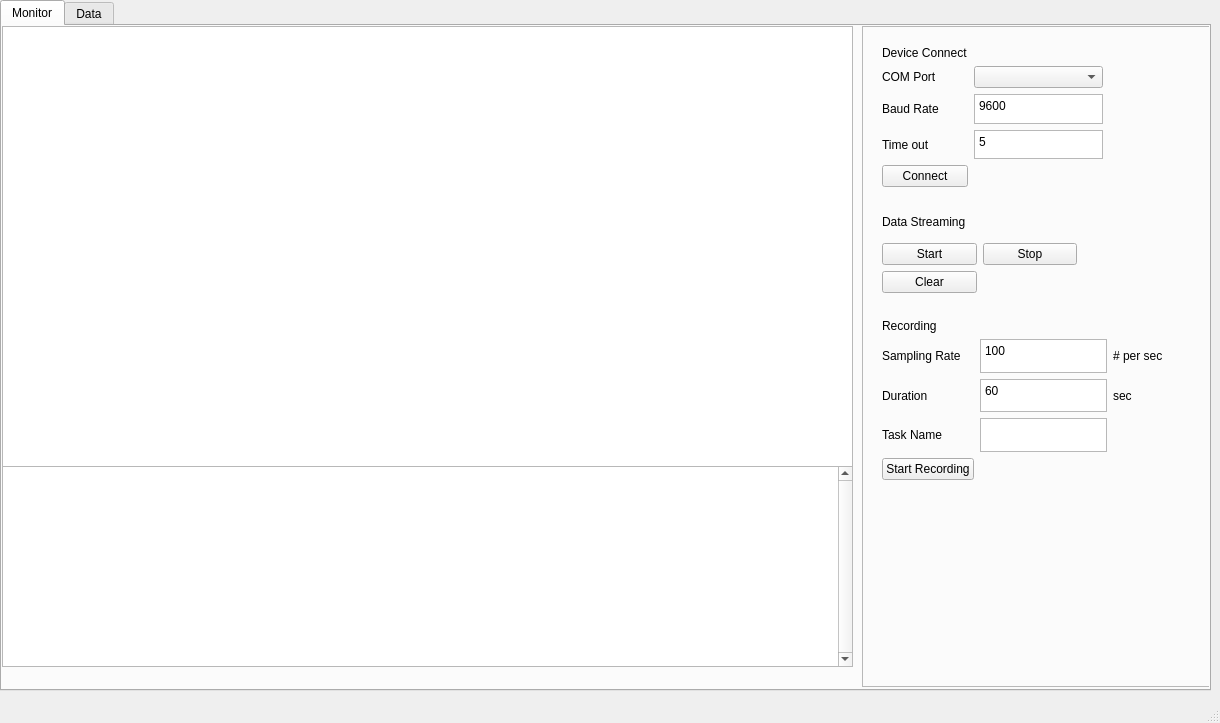
jason5769/Arduino-Control-GUI, file app/design.ui: the form before one commit.
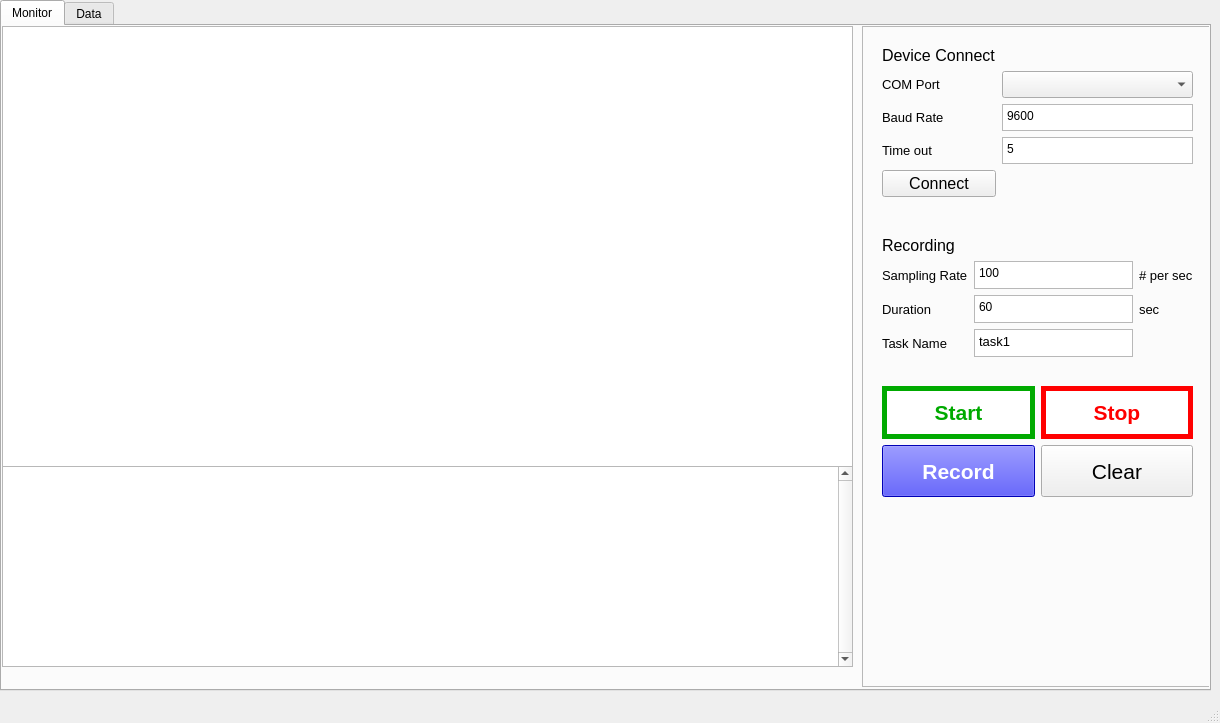
The form after the commit.

Commit message: rearrange the control layout

Patch:
```diff
--- a/app/design.ui
+++ b/app/design.ui
@@ -77,40 +77,19 @@
         <rect>
          <x>20</x>
          <y>20</y>
-         <width>221</width>
-         <height>141</height>
+         <width>311</width>
+         <height>151</height>
         </rect>
        </property>
        <layout class="QGridLayout" name="gridLayout">
-        <item row="4" column="0">
-         <widget class="QPushButton" name="connectButton">
-          <property name="text">
-           <string>Connect</string>
-          </property>
-         </widget>
-        </item>
-        <item row="1" column="1">
-         <widget class="QComboBox" name="comboBox"/>
-        </item>
-        <item row="1" column="0">
-         <widget class="QLabel" name="label">
-          <property name="enabled">
-           <bool>true</bool>
-          </property>
-          <property name="text">
-           <string>COM Port</string>
-          </property>
-         </widget>
-        </item>
-        <item row="2" column="0">
-         <widget class="QLabel" name="label_2">
-          <property name="text">
-           <string>Baud Rate</string>
-          </property>
-         </widget>
-        </item>
         <item row="3" column="0">
          <widget class="QLabel" name="label_3">
+          <property name="font">
+           <font>
+            <family>Arial</family>
+            <pointsize>10</pointsize>
+           </font>
+          </property>
           <property name="text">
            <string>Time out</string>
           </property>
@@ -118,6 +97,12 @@
         </item>
         <item row="3" column="1">
          <widget class="QTextBrowser" name="timeoutTextBrowser">
+          <property name="font">
+           <font>
+            <family>Arial</family>
+            <pointsize>12</pointsize>
+           </font>
+          </property>
           <property name="verticalScrollBarPolicy">
            <enum>Qt::ScrollBarAlwaysOff</enum>
           </property>
@@ -128,13 +113,19 @@
            <string>&lt;!DOCTYPE HTML PUBLIC &quot;-//W3C//DTD HTML 4.0//EN&quot; &quot;http://www.w3.org/TR/REC-html40/strict.dtd&quot;&gt;
 &lt;html&gt;&lt;head&gt;&lt;meta name=&quot;qrichtext&quot; content=&quot;1&quot; /&gt;&lt;style type=&quot;text/css&quot;&gt;
 p, li { white-space: pre-wrap; }
-&lt;/style&gt;&lt;/head&gt;&lt;body style=&quot; font-family:'PMingLiU'; font-size:9pt; font-weight:400; font-style:normal;&quot;&gt;
-&lt;p style=&quot; margin-top:0px; margin-bottom:0px; margin-left:0px; margin-right:0px; -qt-block-indent:0; text-indent:0px;&quot;&gt;5&lt;/p&gt;&lt;/body&gt;&lt;/html&gt;</string>
+&lt;/style&gt;&lt;/head&gt;&lt;body style=&quot; font-family:'Arial'; font-size:12pt; font-weight:400; font-style:normal;&quot;&gt;
+&lt;p style=&quot; margin-top:0px; margin-bottom:0px; margin-left:0px; margin-right:0px; -qt-block-indent:0; text-indent:0px;&quot;&gt;&lt;span style=&quot; font-family:'PMingLiU'; font-size:9pt;&quot;&gt;5&lt;/span&gt;&lt;/p&gt;&lt;/body&gt;&lt;/html&gt;</string>
           </property>
          </widget>
         </item>
         <item row="2" column="1">
          <widget class="QTextBrowser" name="baudrateTextBrowser">
+          <property name="font">
+           <font>
+            <family>Arial</family>
+            <pointsize>12</pointsize>
+           </font>
+          </property>
           <property name="verticalScrollBarPolicy">
            <enum>Qt::ScrollBarAlwaysOff</enum>
           </property>
@@ -145,69 +136,102 @@
            <string>&lt;!DOCTYPE HTML PUBLIC &quot;-//W3C//DTD HTML 4.0//EN&quot; &quot;http://www.w3.org/TR/REC-html40/strict.dtd&quot;&gt;
 &lt;html&gt;&lt;head&gt;&lt;meta name=&quot;qrichtext&quot; content=&quot;1&quot; /&gt;&lt;style type=&quot;text/css&quot;&gt;
 p, li { white-space: pre-wrap; }
-&lt;/style&gt;&lt;/head&gt;&lt;body style=&quot; font-family:'PMingLiU'; font-size:9pt; font-weight:400; font-style:normal;&quot;&gt;
-&lt;p style=&quot; margin-top:0px; margin-bottom:0px; margin-left:0px; margin-right:0px; -qt-block-indent:0; text-indent:0px;&quot;&gt;9600&lt;/p&gt;&lt;/body&gt;&lt;/html&gt;</string>
+&lt;/style&gt;&lt;/head&gt;&lt;body style=&quot; font-family:'Arial'; font-size:12pt; font-weight:400; font-style:normal;&quot;&gt;
+&lt;p style=&quot; margin-top:0px; margin-bottom:0px; margin-left:0px; margin-right:0px; -qt-block-indent:0; text-indent:0px;&quot;&gt;&lt;span style=&quot; font-family:'PMingLiU'; font-size:9pt;&quot;&gt;9600&lt;/span&gt;&lt;/p&gt;&lt;/body&gt;&lt;/html&gt;</string>
           </property>
          </widget>
         </item>
         <item row="0" column="0">
          <widget class="QLabel" name="label_5">
+          <property name="font">
+           <font>
+            <family>Arial</family>
+            <pointsize>12</pointsize>
+           </font>
+          </property>
           <property name="text">
            <string>Device Connect</string>
           </property>
          </widget>
         </item>
+        <item row="1" column="0">
+         <widget class="QLabel" name="label">
+          <property name="enabled">
+           <bool>true</bool>
+          </property>
+          <property name="font">
+           <font>
+            <family>Arial</family>
+            <pointsize>10</pointsize>
+           </font>
+          </property>
+          <property name="text">
+           <string>COM Port</string>
+          </property>
+         </widget>
+        </item>
+        <item row="4" column="0">
+         <widget class="QPushButton" name="connectButton">
+          <property name="font">
+           <font>
+            <family>Arial</family>
+            <pointsize>12</pointsize>
+           </font>
+          </property>
+          <property name="text">
+           <string>Connect</string>
+          </property>
+         </widget>
+        </item>
+        <item row="2" column="0">
+         <widget class="QLabel" name="label_2">
+          <property name="font">
+           <font>
+            <family>Arial</family>
+            <pointsize>10</pointsize>
+           </font>
+          </property>
+          <property name="text">
+           <string>Baud Rate</string>
+          </property>
+         </widget>
+        </item>
+        <item row="1" column="1">
+         <widget class="QComboBox" name="comboBox">
+          <property name="font">
+           <font>
+            <family>Arial</family>
+            <pointsize>12</pointsize>
+           </font>
+          </property>
+         </widget>
+        </item>
        </layout>
       </widget>
       <widget class="QWidget" name="gridLayoutWidget_2">
        <property name="geometry">
         <rect>
          <x>20</x>
-         <y>293</y>
-         <width>281</width>
-         <height>161</height>
+         <y>210</y>
+         <width>311</width>
+         <height>121</height>
         </rect>
        </property>
        <layout class="QGridLayout" name="gridLayout_2">
         <property name="sizeConstraint">
          <enum>QLayout::SetDefaultConstraint</enum>
         </property>
-        <item row="1" column="1">
-         <widget class="QTextBrowser" name="samplingrateTextBrowser">
-          <property name="verticalScrollBarPolicy">
-           <enum>Qt::ScrollBarAlwaysOff</enum>
-          </property>
-          <property name="horizontalScrollBarPolicy">
-           <enum>Qt::ScrollBarAlwaysOff</enum>
-          </property>
-          <property name="html">
-           <string>&lt;!DOCTYPE HTML PUBLIC &quot;-//W3C//DTD HTML 4.0//EN&quot; &quot;http://www.w3.org/TR/REC-html40/strict.dtd&quot;&gt;
-&lt;html&gt;&lt;head&gt;&lt;meta name=&quot;qrichtext&quot; content=&quot;1&quot; /&gt;&lt;style type=&quot;text/css&quot;&gt;
-p, li { white-space: pre-wrap; }
-&lt;/style&gt;&lt;/head&gt;&lt;body style=&quot; font-family:'PMingLiU'; font-size:9pt; font-weight:400; font-style:normal;&quot;&gt;
-&lt;p style=&quot; margin-top:0px; margin-bottom:0px; margin-left:0px; margin-right:0px; -qt-block-indent:0; text-indent:0px;&quot;&gt;100&lt;/p&gt;&lt;/body&gt;&lt;/html&gt;</string>
-          </property>
-         </widget>
-        </item>
-        <item row="2" column="0">
-         <widget class="QLabel" name="label_8">
-          <property name="text">
-           <string>Duration</string>
-          </property>
-         </widget>
-        </item>
-        <item row="4" column="0">
-         <widget class="QPushButton" name="recordButton">
-          <property name="text">
-           <string>Start Recording</string>
-          </property>
-         </widget>
-        </item>
         <item row="1" column="0">
          <widget class="QLabel" name="label_7">
           <property name="enabled">
            <bool>true</bool>
           </property>
+          <property name="font">
+           <font>
+            <family>Arial</family>
+            <pointsize>10</pointsize>
+           </font>
+          </property>
           <property name="acceptDrops">
            <bool>false</bool>
           </property>
@@ -218,23 +242,38 @@
         </item>
         <item row="3" column="0">
          <widget class="QLabel" name="label_9">
+          <property name="font">
+           <font>
+            <family>Arial</family>
+            <pointsize>10</pointsize>
+           </font>
+          </property>
           <property name="text">
            <string>Task Name</string>
           </property>
          </widget>
         </item>
-        <item row="3" column="1">
-         <widget class="QTextBrowser" name="tasknameBrowser">
-          <property name="verticalScrollBarPolicy">
-           <enum>Qt::ScrollBarAlwaysOff</enum>
+        <item row="2" column="2">
+         <widget class="QLabel" name="label_11">
+          <property name="font">
+           <font>
+            <family>Arial</family>
+            <pointsize>10</pointsize>
+           </font>
           </property>
-          <property name="horizontalScrollBarPolicy">
-           <enum>Qt::ScrollBarAlwaysOff</enum>
+          <property name="text">
+           <string>sec</string>
           </property>
          </widget>
         </item>
         <item row="2" column="1">
          <widget class="QTextBrowser" name="durationTextBrowser">
+          <property name="font">
+           <font>
+            <family>Arial</family>
+            <pointsize>10</pointsize>
+           </font>
+          </property>
           <property name="verticalScrollBarPolicy">
            <enum>Qt::ScrollBarAlwaysOff</enum>
           </property>
@@ -245,13 +284,19 @@
            <string>&lt;!DOCTYPE HTML PUBLIC &quot;-//W3C//DTD HTML 4.0//EN&quot; &quot;http://www.w3.org/TR/REC-html40/strict.dtd&quot;&gt;
 &lt;html&gt;&lt;head&gt;&lt;meta name=&quot;qrichtext&quot; content=&quot;1&quot; /&gt;&lt;style type=&quot;text/css&quot;&gt;
 p, li { white-space: pre-wrap; }
-&lt;/style&gt;&lt;/head&gt;&lt;body style=&quot; font-family:'PMingLiU'; font-size:9pt; font-weight:400; font-style:normal;&quot;&gt;
-&lt;p style=&quot; margin-top:0px; margin-bottom:0px; margin-left:0px; margin-right:0px; -qt-block-indent:0; text-indent:0px;&quot;&gt;60&lt;/p&gt;&lt;/body&gt;&lt;/html&gt;</string>
+&lt;/style&gt;&lt;/head&gt;&lt;body style=&quot; font-family:'Arial'; font-size:10pt; font-weight:400; font-style:normal;&quot;&gt;
+&lt;p style=&quot; margin-top:0px; margin-bottom:0px; margin-left:0px; margin-right:0px; -qt-block-indent:0; text-indent:0px;&quot;&gt;&lt;span style=&quot; font-family:'PMingLiU'; font-size:9pt;&quot;&gt;60&lt;/span&gt;&lt;/p&gt;&lt;/body&gt;&lt;/html&gt;</string>
           </property>
          </widget>
         </item>
         <item row="0" column="0">
          <widget class="QLabel" name="label_4">
+          <property name="font">
+           <font>
+            <family>Arial</family>
+            <pointsize>12</pointsize>
+           </font>
+          </property>
           <property name="text">
            <string>Recording</string>
           </property>
@@ -259,15 +304,73 @@
         </item>
         <item row="1" column="2">
          <widget class="QLabel" name="label_10">
+          <property name="font">
+           <font>
+            <family>Arial</family>
+            <pointsize>10</pointsize>
+           </font>
+          </property>
           <property name="text">
            <string># per sec</string>
           </property>
          </widget>
         </item>
-        <item row="2" column="2">
-         <widget class="QLabel" name="label_11">
+        <item row="2" column="0">
+         <widget class="QLabel" name="label_8">
+          <property name="font">
+           <font>
+            <family>Arial</family>
+            <pointsize>10</pointsize>
+           </font>
+          </property>
           <property name="text">
-           <string>sec</string>
+           <string>Duration</string>
+          </property>
+         </widget>
+        </item>
+        <item row="3" column="1">
+         <widget class="QTextBrowser" name="tasknameBrowser">
+          <property name="font">
+           <font>
+            <family>Arial</family>
+            <pointsize>10</pointsize>
+           </font>
+          </property>
+          <property name="verticalScrollBarPolicy">
+           <enum>Qt::ScrollBarAlwaysOff</enum>
+          </property>
+          <property name="horizontalScrollBarPolicy">
+           <enum>Qt::ScrollBarAlwaysOff</enum>
+          </property>
+          <property name="html">
+           <string>&lt;!DOCTYPE HTML PUBLIC &quot;-//W3C//DTD HTML 4.0//EN&quot; &quot;http://www.w3.org/TR/REC-html40/strict.dtd&quot;&gt;
+&lt;html&gt;&lt;head&gt;&lt;meta name=&quot;qrichtext&quot; content=&quot;1&quot; /&gt;&lt;style type=&quot;text/css&quot;&gt;
+p, li { white-space: pre-wrap; }
+&lt;/style&gt;&lt;/head&gt;&lt;body style=&quot; font-family:'Arial'; font-size:10pt; font-weight:400; font-style:normal;&quot;&gt;
+&lt;p style=&quot; margin-top:0px; margin-bottom:0px; margin-left:0px; margin-right:0px; -qt-block-indent:0; text-indent:0px;&quot;&gt;task1&lt;/p&gt;&lt;/body&gt;&lt;/html&gt;</string>
+          </property>
+         </widget>
+        </item>
+        <item row="1" column="1">
+         <widget class="QTextBrowser" name="samplingrateTextBrowser">
+          <property name="font">
+           <font>
+            <family>Arial</family>
+            <pointsize>10</pointsize>
+           </font>
+          </property>
+          <property name="verticalScrollBarPolicy">
+           <enum>Qt::ScrollBarAlwaysOff</enum>
+          </property>
+          <property name="horizontalScrollBarPolicy">
+           <enum>Qt::ScrollBarAlwaysOff</enum>
+          </property>
+          <property name="html">
+           <string>&lt;!DOCTYPE HTML PUBLIC &quot;-//W3C//DTD HTML 4.0//EN&quot; &quot;http://www.w3.org/TR/REC-html40/strict.dtd&quot;&gt;
+&lt;html&gt;&lt;head&gt;&lt;meta name=&quot;qrichtext&quot; content=&quot;1&quot; /&gt;&lt;style type=&quot;text/css&quot;&gt;
+p, li { white-space: pre-wrap; }
+&lt;/style&gt;&lt;/head&gt;&lt;body style=&quot; font-family:'Arial'; font-size:10pt; font-weight:400; font-style:normal;&quot;&gt;
+&lt;p style=&quot; margin-top:0px; margin-bottom:0px; margin-left:0px; margin-right:0px; -qt-block-indent:0; text-indent:0px;&quot;&gt;&lt;span style=&quot; font-family:'PMingLiU'; font-size:9pt;&quot;&gt;100&lt;/span&gt;&lt;/p&gt;&lt;/body&gt;&lt;/html&gt;</string>
           </property>
          </widget>
         </item>
@@ -277,37 +380,458 @@
        <property name="geometry">
         <rect>
          <x>20</x>
-         <y>180</y>
-         <width>195</width>
-         <height>87</height>
+         <y>360</y>
+         <width>311</width>
+         <height>111</height>
         </rect>
        </property>
        <layout class="QGridLayout" name="gridLayout_3">
-        <item row="2" column="0">
-         <widget class="QPushButton" name="clearButton">
-          <property name="text">
-           <string>Clear</string>
-          </property>
-         </widget>
-        </item>
-        <item row="1" column="1">
-         <widget class="QPushButton" name="stopButton">
-          <property name="text">
-           <string>Stop</string>
-          </property>
-         </widget>
-        </item>
-        <item row="1" column="0">
+        <item row="0" column="0">
          <widget class="QPushButton" name="startButton">
+          <property name="sizePolicy">
+           <sizepolicy hsizetype="Minimum" vsizetype="Expanding">
+            <horstretch>0</horstretch>
+            <verstretch>0</verstretch>
+           </sizepolicy>
+          </property>
+          <property name="palette">
+           <palette>
+            <active>
+             <colorrole role="Button">
+              <brush brushstyle="SolidPattern">
+               <color alpha="255">
+                <red>255</red>
+                <green>255</green>
+                <blue>255</blue>
+               </color>
+              </brush>
+             </colorrole>
+             <colorrole role="ButtonText">
+              <brush brushstyle="SolidPattern">
+               <color alpha="255">
+                <red>0</red>
+                <green>170</green>
+                <blue>0</blue>
+               </color>
+              </brush>
+             </colorrole>
+             <colorrole role="Base">
+              <brush brushstyle="SolidPattern">
+               <color alpha="255">
+                <red>255</red>
+                <green>255</green>
+                <blue>255</blue>
+               </color>
+              </brush>
+             </colorrole>
+             <colorrole role="Window">
+              <brush brushstyle="SolidPattern">
+               <color alpha="255">
+                <red>255</red>
+                <green>255</green>
+                <blue>255</blue>
+               </color>
+              </brush>
+             </colorrole>
+            </active>
+            <inactive>
+             <colorrole role="Button">
+              <brush brushstyle="SolidPattern">
+               <color alpha="255">
+                <red>255</red>
+                <green>255</green>
+                <blue>255</blue>
+               </color>
+              </brush>
+             </colorrole>
+             <colorrole role="ButtonText">
+              <brush brushstyle="SolidPattern">
+               <color alpha="255">
+                <red>0</red>
+                <green>170</green>
+                <blue>0</blue>
+               </color>
+              </brush>
+             </colorrole>
+             <colorrole role="Base">
+              <brush brushstyle="SolidPattern">
+               <color alpha="255">
+                <red>255</red>
+                <green>255</green>
+                <blue>255</blue>
+               </color>
+              </brush>
+             </colorrole>
+             <colorrole role="Window">
+              <brush brushstyle="SolidPattern">
+               <color alpha="255">
+                <red>255</red>
+                <green>255</green>
+                <blue>255</blue>
+               </color>
+              </brush>
+             </colorrole>
+            </inactive>
+            <disabled>
+             <colorrole role="Button">
+              <brush brushstyle="SolidPattern">
+               <color alpha="255">
+                <red>255</red>
+                <green>255</green>
+                <blue>255</blue>
+               </color>
+              </brush>
+             </colorrole>
+             <colorrole role="ButtonText">
+              <brush brushstyle="SolidPattern">
+               <color alpha="255">
+                <red>120</red>
+                <green>120</green>
+                <blue>120</blue>
+               </color>
+              </brush>
+             </colorrole>
+             <colorrole role="Base">
+              <brush brushstyle="SolidPattern">
+               <color alpha="255">
+                <red>255</red>
+                <green>255</green>
+                <blue>255</blue>
+               </color>
+              </brush>
+             </colorrole>
+             <colorrole role="Window">
+              <brush brushstyle="SolidPattern">
+               <color alpha="255">
+                <red>255</red>
+                <green>255</green>
+                <blue>255</blue>
+               </color>
+              </brush>
+             </colorrole>
+            </disabled>
+           </palette>
+          </property>
+          <property name="font">
+           <font>
+            <family>Arial</family>
+            <pointsize>16</pointsize>
+            <weight>75</weight>
+            <bold>true</bold>
+           </font>
+          </property>
+          <property name="styleSheet">
+           <string notr="true">background-color: rgb(255, 255, 255);
+border: 5px solid;
+border-color: rgb(0, 170, 0);</string>
+          </property>
           <property name="text">
            <string>Start</string>
           </property>
          </widget>
         </item>
-        <item row="0" column="0">
-         <widget class="QLabel" name="label_6">
+        <item row="0" column="1">
+         <widget class="QPushButton" name="stopButton">
+          <property name="sizePolicy">
+           <sizepolicy hsizetype="Minimum" vsizetype="Expanding">
+            <horstretch>0</horstretch>
+            <verstretch>0</verstretch>
+           </sizepolicy>
+          </property>
+          <property name="palette">
+           <palette>
+            <active>
+             <colorrole role="Button">
+              <brush brushstyle="SolidPattern">
+               <color alpha="255">
+                <red>255</red>
+                <green>255</green>
+                <blue>255</blue>
+               </color>
+              </brush>
+             </colorrole>
+             <colorrole role="ButtonText">
+              <brush brushstyle="SolidPattern">
+               <color alpha="255">
+                <red>255</red>
+                <green>0</green>
+                <blue>0</blue>
+               </color>
+              </brush>
+             </colorrole>
+             <colorrole role="Base">
+              <brush brushstyle="SolidPattern">
+               <color alpha="255">
+                <red>255</red>
+                <green>255</green>
+                <blue>255</blue>
+               </color>
+              </brush>
+             </colorrole>
+             <colorrole role="Window">
+              <brush brushstyle="SolidPattern">
+               <color alpha="255">
+                <red>255</red>
+                <green>255</green>
+                <blue>255</blue>
+               </color>
+              </brush>
+             </colorrole>
+            </active>
+            <inactive>
+             <colorrole role="Button">
+              <brush brushstyle="SolidPattern">
+               <color alpha="255">
+                <red>255</red>
+                <green>255</green>
+                <blue>255</blue>
+               </color>
+              </brush>
+             </colorrole>
+             <colorrole role="ButtonText">
+              <brush brushstyle="SolidPattern">
+               <color alpha="255">
+                <red>255</red>
+                <green>0</green>
+                <blue>0</blue>
+               </color>
+              </brush>
+             </colorrole>
+             <colorrole role="Base">
+              <brush brushstyle="SolidPattern">
+               <color alpha="255">
+                <red>255</red>
+                <green>255</green>
+                <blue>255</blue>
+               </color>
+              </brush>
+             </colorrole>
+             <colorrole role="Window">
+              <brush brushstyle="SolidPattern">
+               <color alpha="255">
+                <red>255</red>
+                <green>255</green>
+                <blue>255</blue>
+               </color>
+              </brush>
+             </colorrole>
+            </inactive>
+            <disabled>
+             <colorrole role="Button">
+              <brush brushstyle="SolidPattern">
+               <color alpha="255">
+                <red>255</red>
+                <green>255</green>
+                <blue>255</blue>
+               </color>
+              </brush>
+             </colorrole>
+             <colorrole role="ButtonText">
+              <brush brushstyle="SolidPattern">
+               <color alpha="255">
+                <red>120</red>
+                <green>120</green>
+                <blue>120</blue>
+               </color>
+              </brush>
+             </colorrole>
+             <colorrole role="Base">
+              <brush brushstyle="SolidPattern">
+               <color alpha="255">
+                <red>255</red>
+                <green>255</green>
+                <blue>255</blue>
+               </color>
+              </brush>
+             </colorrole>
+             <colorrole role="Window">
+              <brush brushstyle="SolidPattern">
+               <color alpha="255">
+                <red>255</red>
+                <green>255</green>
+                <blue>255</blue>
+               </color>
+              </brush>
+             </colorrole>
+            </disabled>
+           </palette>
+          </property>
+          <property name="font">
+           <font>
+            <family>Arial</family>
+            <pointsize>16</pointsize>
+            <weight>75</weight>
+            <bold>true</bold>
+           </font>
+          </property>
+          <property name="styleSheet">
+           <string notr="true">background-color: rgb(255, 255, 255);
+border: 5px solid;
+border-color: rgb(255, 0, 0);</string>
+          </property>
           <property name="text">
-           <string>Data Streaming</string>
+           <string>Stop</string>
+          </property>
+         </widget>
+        </item>
+        <item row="1" column="0">
+         <widget class="QPushButton" name="recordButton">
+          <property name="sizePolicy">
+           <sizepolicy hsizetype="Minimum" vsizetype="Expanding">
+            <horstretch>0</horstretch>
+            <verstretch>0</verstretch>
+           </sizepolicy>
+          </property>
+          <property name="palette">
+           <palette>
+            <active>
+             <colorrole role="Button">
+              <brush brushstyle="SolidPattern">
+               <color alpha="255">
+                <red>0</red>
+                <green>0</green>
+                <blue>255</blue>
+               </color>
+              </brush>
+             </colorrole>
+             <colorrole role="ButtonText">
+              <brush brushstyle="SolidPattern">
+               <color alpha="255">
+                <red>255</red>
+                <green>255</green>
+                <blue>255</blue>
+               </color>
+              </brush>
+             </colorrole>
+             <colorrole role="Base">
+              <brush brushstyle="SolidPattern">
+               <color alpha="255">
+                <red>0</red>
+                <green>0</green>
+                <blue>255</blue>
+               </color>
+              </brush>
+             </colorrole>
+             <colorrole role="Window">
+              <brush brushstyle="SolidPattern">
+               <color alpha="255">
+                <red>0</red>
+                <green>0</green>
+                <blue>255</blue>
+               </color>
+              </brush>
+             </colorrole>
+            </active>
+            <inactive>
+             <colorrole role="Button">
+              <brush brushstyle="SolidPattern">
+               <color alpha="255">
+                <red>0</red>
+                <green>0</green>
+                <blue>255</blue>
+               </color>
+              </brush>
+             </colorrole>
+             <colorrole role="ButtonText">
+              <brush brushstyle="SolidPattern">
+               <color alpha="255">
+                <red>255</red>
+                <green>255</green>
+                <blue>255</blue>
+               </color>
+              </brush>
+             </colorrole>
+             <colorrole role="Base">
+              <brush brushstyle="SolidPattern">
+               <color alpha="255">
+                <red>0</red>
+                <green>0</green>
+                <blue>255</blue>
+               </color>
+              </brush>
+             </colorrole>
+             <colorrole role="Window">
+              <brush brushstyle="SolidPattern">
+               <color alpha="255">
+                <red>0</red>
+                <green>0</green>
+                <blue>255</blue>
+               </color>
+              </brush>
+             </colorrole>
+            </inactive>
+            <disabled>
+             <colorrole role="Button">
+              <brush brushstyle="SolidPattern">
+               <color alpha="255">
+                <red>0</red>
+                <green>0</green>
+                <blue>255</blue>
+               </color>
+              </brush>
+             </colorrole>
+             <colorrole role="ButtonText">
+              <brush brushstyle="SolidPattern">
+               <color alpha="255">
+                <red>120</red>
+                <green>120</green>
+                <blue>120</blue>
+               </color>
+              </brush>
+             </colorrole>
+             <colorrole role="Base">
+              <brush brushstyle="SolidPattern">
+               <color alpha="255">
+                <red>0</red>
+                <green>0</green>
+                <blue>255</blue>
+               </color>
+              </brush>
+             </colorrole>
+             <colorrole role="Window">
+              <brush brushstyle="SolidPattern">
+               <color alpha="255">
+                <red>0</red>
+                <green>0</green>
+                <blue>255</blue>
+               </color>
+              </brush>
+             </colorrole>
+            </disabled>
+           </palette>
+          </property>
+          <property name="font">
+           <font>
+            <family>Arial</family>
+            <pointsize>16</pointsize>
+            <weight>75</weight>
+            <bold>true</bold>
+           </font>
+          </property>
+          <property name="styleSheet">
+           <string notr="true">background-color: rgb(0, 0, 255);</string>
+          </property>
+          <property name="text">
+           <string>Record</string>
+          </property>
+         </widget>
+        </item>
+        <item row="1" column="1">
+         <widget class="QPushButton" name="clearButton">
+          <property name="sizePolicy">
+           <sizepolicy hsizetype="Minimum" vsizetype="Expanding">
+            <horstretch>0</horstretch>
+            <verstretch>0</verstretch>
+           </sizepolicy>
+          </property>
+          <property name="font">
+           <font>
+            <family>Arial</family>
+            <pointsize>16</pointsize>
+           </font>
+          </property>
+          <property name="text">
+           <string>Clear</string>
           </property>
          </widget>
         </item>
```
The commit also changes 1 other file.
